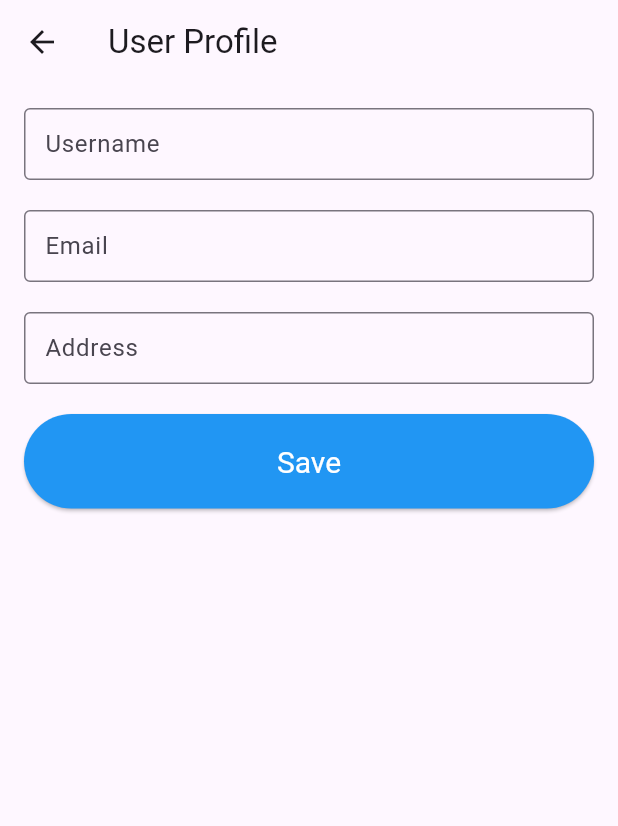
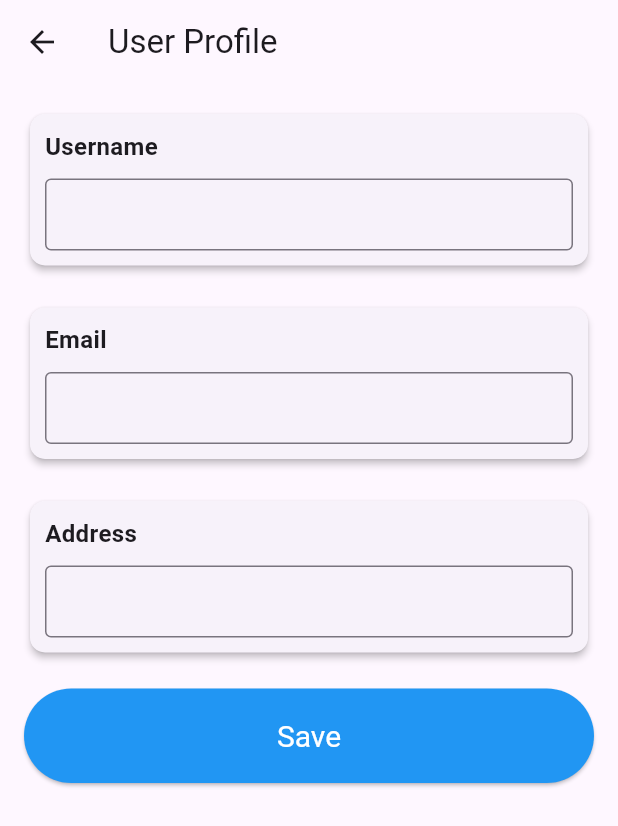
Before and after one commit to FireAmun/Hotel-Reservation-System-Arrow-Tech, a Flutter app: the HomePage screen opened by its route, after a tap on "Profile", on a phone screen of 412 x 824 dp. Shown: the top 826 px of the screen. Run offline on Flutter 3.47's test engine with Material 3 defaults, Android fonts, the light colour scheme and no system bars; our stand-ins replace cached_network_image, cloud_firestore, firebase_auth, firebase_core, fluttertoast, font_awesome_flutter and 3 more; missing offline and left inert: mailer; accounts and stored records are empty.

Commit message:
Reviews, UI Changes and bug Fixes

```diff
--- a/lib/features/user_auth/presentation/pages/User_Profile_page.dart
+++ b/lib/features/user_auth/presentation/pages/User_Profile_page.dart
@@ -44,35 +44,11 @@ class _UserProfilePageState extends State<UserProfilePage> {
           key: _formKey,
           child: ListView(
             children: <Widget>[
-              TextFormField(
-                controller: _usernameController,
-                decoration: InputDecoration(
-                  labelText: 'Username',
-                  border: OutlineInputBorder(),
-                  contentPadding: EdgeInsets.all(10.0),
-                ),
-                style: TextStyle(fontSize: 18.0),
-              ),
+              _buildCard('Username', _usernameController),
               SizedBox(height: 20.0),
-              TextFormField(
-                controller: _emailController,
-                decoration: InputDecoration(
-                  labelText: 'Email',
-                  border: OutlineInputBorder(),
-                  contentPadding: EdgeInsets.all(10.0),
-                ),
-                style: TextStyle(fontSize: 18.0),
-              ),
+              _buildCard('Email', _emailController),
               SizedBox(height: 20.0),
-              TextFormField(
-                controller: _addressController,
-                decoration: InputDecoration(
-                  labelText: 'Address',
-                  border: OutlineInputBorder(),
-                  contentPadding: EdgeInsets.all(10.0),
-                ),
-                style: TextStyle(fontSize: 18.0),
-              ),
+              _buildCard('Address', _addressController),
               SizedBox(height: 20.0),
               ElevatedButton(
                 child: const Text("Save"),
@@ -120,4 +96,31 @@ class _UserProfilePageState extends State<UserProfilePage> {
       ),
     );
   }
+
+  Widget _buildCard(String title, TextEditingController controller) {
+    return Card(
+      elevation: 2.0,
+      shape: RoundedRectangleBorder(
+        borderRadius: BorderRadius.circular(10.0),
+      ),
+      child: Padding(
+        padding: EdgeInsets.all(10.0),
+        child: Column(
+          crossAxisAlignment: CrossAxisAlignment.start,
+          children: <Widget>[
+            Text(title, style: TextStyle(fontSize: 16.0, fontWeight: FontWeight.bold)),
+            SizedBox(height: 10.0),
+            TextFormField(
+              controller: controller,
+              decoration: InputDecoration(
+                border: OutlineInputBorder(),
+                contentPadding: EdgeInsets.all(10.0),
+              ),
+              style: TextStyle(fontSize: 18.0),
+            ),
+          ],
+        ),
+      ),
+    );
+  }
 }
--- a/lib/features/user_auth/presentation/pages/home_page.dart
+++ b/lib/features/user_auth/presentation/pages/home_page.dart
@@ -9,7 +9,7 @@ import 'package:hotel/features/user_auth/presentation/pages/Admin_ViewComplaints
 
 // this is home page
 class HomePage extends StatelessWidget {
-  const HomePage({super.key});
+  const HomePage({Key? key}) : super(key: key);
 
   @override
   Widget build(BuildContext context) {
@@ -20,9 +20,7 @@ class HomePage extends StatelessWidget {
           IconButton(
             icon: const Icon(Icons.logout),
             onPressed: () {
-              // Implement sign out functionality
-              Navigator.pushNamed(context,
-                  '/login'); // Modify as needed for actual sign-out logic
+              Navigator.pushNamed(context, '/login');
             },
           )
         ],
@@ -37,32 +35,22 @@ class HomePage extends StatelessWidget {
           crossAxisSpacing: 4.0,
           children: <Widget>[
             _buildCard('Book a Room', Icons.hotel, context, () {
-              Navigator.push(context,
-                  MaterialPageRoute(builder: (context) => HotelsPage()));
+              Navigator.push(context, MaterialPageRoute(builder: (context) => HotelsPage()));
             }),
             _buildCard('View Reservations', Icons.calendar_today, context, () {
-              Navigator.push(context,
-                  MaterialPageRoute(builder: (context) => ReservationsPage()));
+              Navigator.push(context, MaterialPageRoute(builder: (context) => ReservationsPage()));
             }),
             _buildCard('Room Service', Icons.room_service, context, () {
-              Navigator.push(
-                  context,
-                  MaterialPageRoute(
-                      builder: (context) => OrderRoomServicePage()));
+              Navigator.push(context, MaterialPageRoute(builder: (context) => OrderRoomServicePage()));
             }),
             _buildCard('Profile', Icons.person, context, () {
-              Navigator.push(context,
-                  MaterialPageRoute(builder: (context) => UserProfilePage()));
+              Navigator.push(context, MaterialPageRoute(builder: (context) => UserProfilePage()));
             }),
             _buildCard('Complaints', Icons.report_problem, context, () {
-              Navigator.push(
-                  context,
-                  MaterialPageRoute(
-                      builder: (context) => MakeComplaintsPage()));
+              Navigator.push(context, MaterialPageRoute(builder: (context) => MakeComplaintsPage()));
             }),
             _buildCard('Give Us A Review', Icons.reviews, context, () {
-              Navigator.push(context,
-                  MaterialPageRoute(builder: (context) => ReviewsPage()));
+              Navigator.push(context, MaterialPageRoute(builder: (context) => ReviewsPage()));
             }),
           ],
         ),
@@ -70,16 +58,20 @@ class HomePage extends StatelessWidget {
     );
   }
 
-  Widget _buildCard(
-      String title, IconData icon, BuildContext context, VoidCallback onTap) {
+  Widget _buildCard(String title, IconData icon, BuildContext context, VoidCallback onTap) {
     return Card(
+      elevation: 2.0,
+      shape: RoundedRectangleBorder(
+        borderRadius: BorderRadius.circular(10.0),
+      ),
       child: InkWell(
         onTap: onTap,
         child: Column(
           mainAxisAlignment: MainAxisAlignment.center,
           children: <Widget>[
-            Icon(icon, size: 40.0),
-            Text(title, style: const TextStyle(fontSize: 16.0)),
+            Icon(icon, size: 40.0, color: Theme.of(context).primaryColor),
+            SizedBox(height: 10.0),
+            Text(title, style: TextStyle(fontSize: 16.0, fontWeight: FontWeight.bold)),
           ],
         ),
       ),
--- a/lib/features/user_auth/presentation/pages/login_page.dart
+++ b/lib/features/user_auth/presentation/pages/login_page.dart
@@ -40,16 +40,21 @@ class _LoginPageState extends State<LoginPage> {
     return Scaffold(
       appBar: AppBar(
         automaticallyImplyLeading: false,
-        title: const Text("BolehBook"),
+        title: const Text("BolehBook", style: TextStyle(color: Colors.white)),
+        backgroundColor: Colors.deepPurple,
       ),
       body: Center(
         child: Padding(
           padding: const EdgeInsets.symmetric(horizontal: 15),
+          child: SingleChildScrollView(
             child: Column(
               mainAxisAlignment: MainAxisAlignment.center,
               children: [
+                const SizedBox(
+                  height: 30,
+                ),
                 const Text(
-                "Login",
+                  "Welcome Back!",
                   style: TextStyle(fontSize: 27, fontWeight: FontWeight.bold),
                 ),
                 const SizedBox(
@@ -197,8 +202,10 @@ class _LoginPageState extends State<LoginPage> {
             ),
           ),
         ),
+      ),
     );
   }
+
 
   void _signIn() async {
     setState(() {
```
Lines whose indentation alone changed are shown as unchanged.
